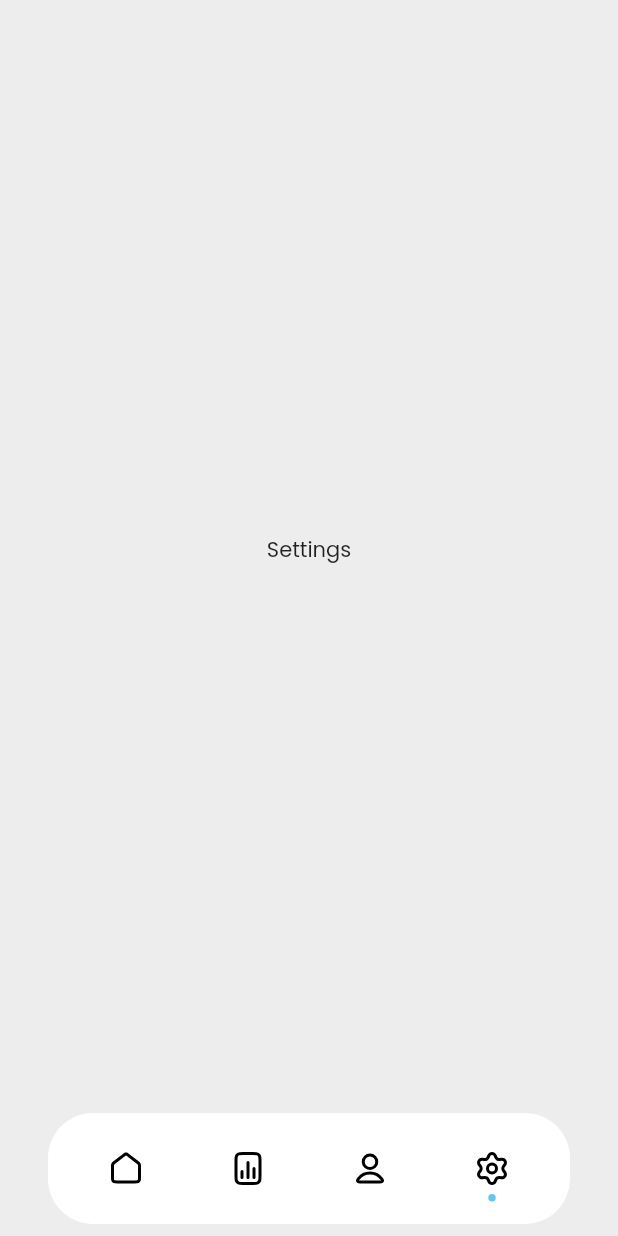
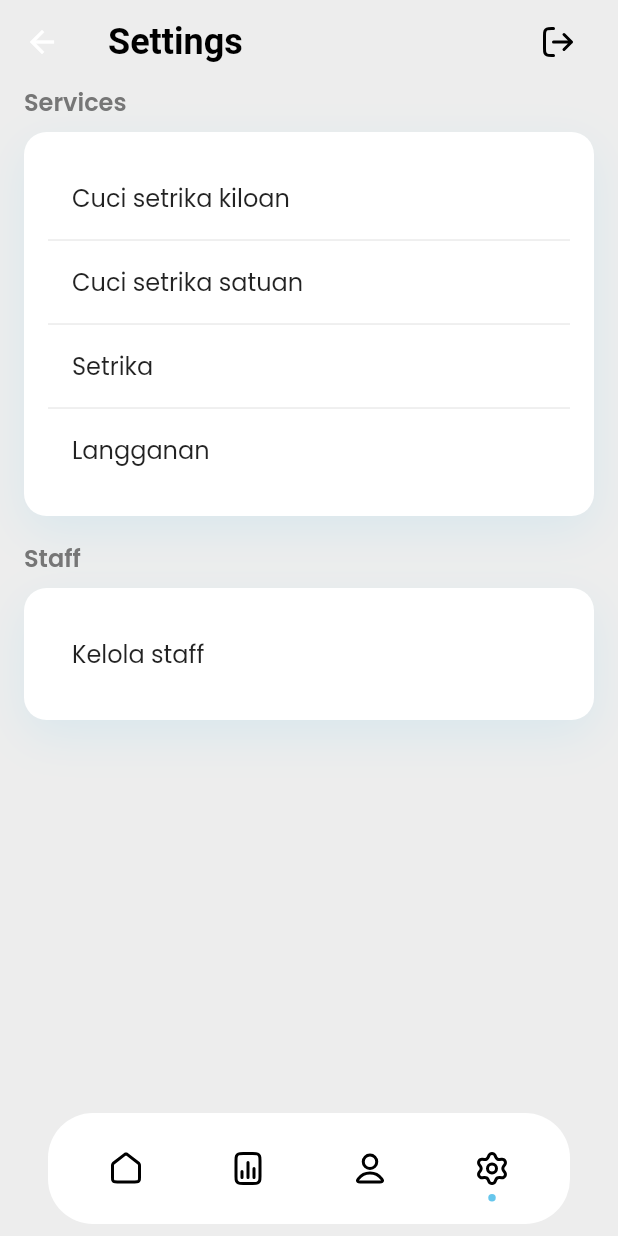
Before and after one commit to dimassdoubles/appsilon, a Flutter app: the SettingsScreen screen opened by its route, on a phone screen of 412 x 824 dp. Run offline on Flutter 3.47's test engine with Material 2 defaults, Android fonts, the phone set to English and light mode, and no system bars; drawn by our look-alikes of dot_navigation_bar; our stand-ins replace auto_route, bloc, dartz, equatable, flutter_bloc, flutter_easyloading and 4 more; accounts and stored records are empty.

Commit message:
Membuat fitur sign out

```diff
--- a/lib/src/features/authentication/domain/repo/auth_repo.dart
+++ b/lib/src/features/authentication/domain/repo/auth_repo.dart
@@ -4,4 +4,6 @@ import 'package:dartz/dartz.dart';
 abstract class AuthRepo {
   Future<Either<Failure, void>> signIn(
       {required String username, required String password});
+
+  Future<Either<Failure, void>> signOut();
 }
--- a/lib/src/features/authentication/domain/usecases/sign_out.dart
+++ b/lib/src/features/authentication/domain/usecases/sign_out.dart
@@ -0,0 +1,15 @@
+import 'package:appsilon/src/constants/errors/failures.dart';
+import 'package:appsilon/src/features/authentication/domain/repo/auth_repo.dart';
+import 'package:dartz/dartz.dart';
+import 'package:injectable/injectable.dart';
+
+@injectable
+class SignOut {
+  final AuthRepo _authRepo;
+
+  SignOut({required AuthRepo authRepo}) : _authRepo = authRepo;
+
+  Future<Either<Failure, void>> call() {
+    return _authRepo.signOut();
+  }
+}
--- a/lib/src/features/authentication/presentation/blocs/auth_bloc.dart
+++ b/lib/src/features/authentication/presentation/blocs/auth_bloc.dart
@@ -1,4 +1,5 @@
 import 'package:appsilon/src/features/authentication/domain/usecases/sign_in.dart';
+import 'package:appsilon/src/features/authentication/domain/usecases/sign_out.dart';
 import 'package:bloc/bloc.dart';
 import 'package:injectable/injectable.dart';
 
@@ -11,8 +12,11 @@ export 'auth_event.dart';
 @injectable
 class AuthBloc extends Bloc<AuthEvent, AuthState> {
   final SignIn _signIn;
-  AuthBloc({required SignIn signIn})
+  final SignOut _signOut;
+
+  AuthBloc({required SignIn signIn, required SignOut signOut})
       : _signIn = signIn,
+        _signOut = signOut,
         super(AuthInit()) {
     on<EvSignIn>((event, emit) async {
       emit(AuthLoading());
@@ -25,5 +29,17 @@ class AuthBloc extends Bloc<AuthEvent, AuthState> {
         emit(AuthSuccess());
       });
     });
+
+    on<EvSignOut>((event, emit) async {
+      emit(AuthLoading());
+
+      final result = await _signOut();
+
+      result.fold((l) {
+        emit(AuthFail(l));
+      }, (r) {
+        emit(AuthSuccess());
+      });
+    });
   }
 }
--- a/lib/src/features/authentication/presentation/blocs/auth_event.dart
+++ b/lib/src/features/authentication/presentation/blocs/auth_event.dart
@@ -5,3 +5,5 @@ class EvSignIn extends AuthEvent {
 
   EvSignIn({required this.username, required this.password});
 }
+
+class EvSignOut extends AuthEvent {}
--- a/lib/src/features/authentication/presentation/screens/settings_screen.dart
+++ b/lib/src/features/authentication/presentation/screens/settings_screen.dart
@@ -1,14 +1,113 @@
+import 'dart:developer';
+
+import 'package:appsilon/injection.dart';
+import 'package:appsilon/src/features/authentication/presentation/blocs/auth_bloc.dart';
+import 'package:appsilon/src/localizations/string_harcoded.dart';
+import 'package:appsilon/src/routing/app_router.dart';
+import 'package:appsilon/src/shared/widgets/space/mini_space.dart';
+import 'package:appsilon/src/shared/widgets/space/regular_space.dart';
+import 'package:appsilon/src/shared/widgets/styled_container.dart';
+import 'package:appsilon/src/themes/app_color.dart';
+import 'package:appsilon/src/themes/app_size.dart';
+import 'package:appsilon/src/themes/app_text.dart';
 import 'package:auto_route/auto_route.dart';
 import 'package:flutter/material.dart';
+import 'package:flutter_bloc/flutter_bloc.dart';
+import 'package:flutter_easyloading/flutter_easyloading.dart';
+import 'package:flutter_svg/svg.dart';
 
 @RoutePage()
 class SettingsScreen extends StatelessWidget {
-  const SettingsScreen({super.key});
+  SettingsScreen({super.key});
+
+  final AuthBloc _authBloc = getIt.get<AuthBloc>();
 
   @override
   Widget build(BuildContext context) {
-    return const Scaffold(
-      body: Center(child: Text('Settings')),
+    return Scaffold(
+      appBar: AppBar(
+        title: const Text(
+          'Settings',
+        ),
+        actions: [
+          BlocListener<AuthBloc, AuthState>(
+            bloc: _authBloc,
+            listener: (context, state) {
+              if (state is AuthLoading) {
+                EasyLoading.show();
+              } else if (state is AuthFail) {
+                EasyLoading.showError(state.failure.message);
+              } else if (state is AuthSuccess) {
+                EasyLoading.dismiss();
+                context.router.replaceAll([const SignInRoute()]);
+              }
+            },
+            child: IconButton(
+              onPressed: () {
+                log("sign out");
+                _authBloc.add(EvSignOut());
+              },
+              icon: SvgPicture.asset('assets/icons/sign-out.svg'),
+            ),
+          ),
+          const RegularSpace(
+            orientation: Orientation.landscape,
+          )
+        ],
+      ),
+      body: Padding(
+        padding: const EdgeInsets.symmetric(horizontal: AppSize.paddingRegular),
+        child: Column(
+          crossAxisAlignment: CrossAxisAlignment.start,
+          mainAxisAlignment: MainAxisAlignment.start,
+          children: [
+            Text(
+              'Services',
+              style: AppText.semiBold16.copyWith(color: AppColor.grey),
+            ),
+            const MiniSpace(),
+            StyledContainer(
+              child: Column(
+                children: ListTile.divideTiles(
+                  context: context,
+                  tiles: [
+                    ListTile(
+                      title: Text('Cuci setrika kiloan'.hardcoded),
+                    ),
+                    ListTile(
+                      title: Text('Cuci setrika satuan'.hardcoded),
+                    ),
+                    ListTile(
+                      title: Text('Setrika'.hardcoded),
+                    ),
+                    ListTile(
+                      title: Text('Langganan'.hardcoded),
+                    ),
+                  ],
+                ).toList(),
+              ),
+            ),
+            const RegularSpace(),
+            Text(
+              'Staff',
+              style: AppText.semiBold16.copyWith(color: AppColor.grey),
+            ),
+            const MiniSpace(),
+            StyledContainer(
+              child: Column(
+                children: ListTile.divideTiles(
+                  context: context,
+                  tiles: [
+                    ListTile(
+                      title: Text('Kelola staff'.hardcoded),
+                    ),
+                  ],
+                ).toList(),
+              ),
+            ),
+          ],
+        ),
+      ),
     );
   }
 }
--- a/lib/src/routing/app_router.dart
+++ b/lib/src/routing/app_router.dart
@@ -5,6 +5,7 @@ import 'package:appsilon/src/features/report/presentation/screens/report_screen.
 import 'package:appsilon/src/features/subscription/presentation/screens/subscription_screen.dart';
 import 'package:appsilon/src/shared/screens/navigation_screen.dart';
 import 'package:auto_route/auto_route.dart';
+import 'package:flutter/material.dart';
 
 part 'app_router.gr.dart';
 
--- a/lib/src/shared/screens/navigation_screen.dart
+++ b/lib/src/shared/screens/navigation_screen.dart
@@ -16,10 +16,10 @@ class NavigationScreen extends StatelessWidget {
       // list of your tab routes
       // routes used here must be declared as children
       // routes of /dashboard
-      routes: const [
-        HomeRoute(),
-        ReportRoute(),
-        SubscriptionRoute(),
+      routes: [
+        const HomeRoute(),
+        const ReportRoute(),
+        const SubscriptionRoute(),
         SettingsRoute(),
       ],
       transitionBuilder: (context, child, animation) => FadeTransition(
--- /dev/null
+++ b/lib/src/shared/widgets/styled_container.dart
@@ -0,0 +1,39 @@
+import 'package:appsilon/src/themes/app_color.dart';
+import 'package:appsilon/src/themes/app_size.dart';
+import 'package:flutter/material.dart';
+
+class StyledContainer extends StatelessWidget {
+  const StyledContainer({
+    super.key,
+    Widget? child,
+    double? width,
+    double? height,
+  })  : _child = child,
+        _width = width,
+        _height = height;
+
+  final double? _width, _height;
+  final Widget? _child;
+
+  @override
+  Widget build(BuildContext context) {
+    return Container(
+      width: _width,
+      height: _height,
+      padding: const EdgeInsets.all(AppSize.paddingRegular),
+      decoration: BoxDecoration(
+          color: Colors.white,
+          borderRadius: BorderRadius.circular(
+            AppSize.borderRadiusRegular,
+          ),
+          boxShadow: [
+            BoxShadow(
+              blurRadius: 26,
+              offset: const Offset(0, 10),
+              color: AppColor.lightBlue.withOpacity(0.15),
+            )
+          ]),
+      child: _child,
+    );
+  }
+}
--- a/lib/src/themes/app_color.dart
+++ b/lib/src/themes/app_color.dart
@@ -6,4 +6,5 @@ class AppColor {
   static const grey = Color(0xff767676);
   static const green = Color(0xff00EE34);
   static const red = Color(0xffEE0000);
+  static const black = Color(0xff000000);
 }
--- a/lib/src/themes/app_theme.dart
+++ b/lib/src/themes/app_theme.dart
@@ -5,6 +5,15 @@ import 'package:flutter/material.dart';
 
 final appTheme = ThemeData(
   scaffoldBackgroundColor: AppColor.lightGrey,
+  brightness: Brightness.light,
+  appBarTheme: AppBarTheme(
+    backgroundColor: Colors.transparent,
+    elevation: 0,
+    centerTitle: false,
+    titleTextStyle: AppText.semiBold24.copyWith(
+      color: AppColor.black,
+    ),
+  ),
   primaryColor: AppColor.lightBlue,
   fontFamily: 'Poppins',
   elevatedButtonTheme: ElevatedButtonThemeData(
@@ -21,5 +30,4 @@ final appTheme = ThemeData(
       textStyle: AppText.semiBold20,
     ),
   ),
-
 );
```
Also changed, not shown: lib/src/features/authentication/data/data_source/auth_remote_source.dart (+6 -1 lines), lib/src/features/authentication/data/repo_impl/user_repo_impl.dart (+11 -0 lines), lib/src/features/authentication/presentation/screens/sign_in_screen.dart (+4 -3 lines), lib/src/shared/widgets/space/mini_space.dart (added, +21 -0 lines), assets/icons/eye-off.svg (added), assets/icons/eye.svg (added), assets/icons/sign-out.svg (added), lib/injection.config.dart, lib/src/routing/app_router.gr.dart.
